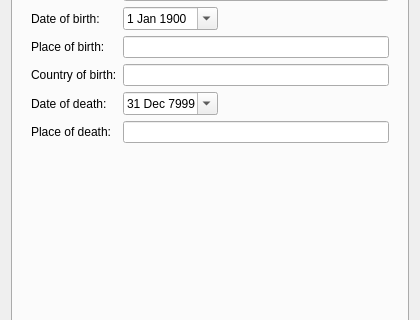
martinvanzijl/genealogy-maker, file gui/dialogpersondetails.ui: the form before one commit; both pictures show x 0 to 420 and y 132 to 452 of the 420 by 560 pixel window.
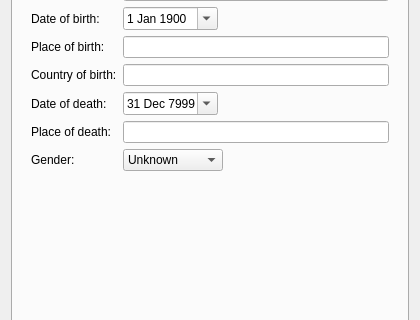
The form after the commit.

Commit message: Add gender to person details window.

Diff of the .ui file:
```diff
--- a/gui/dialogpersondetails.ui
+++ b/gui/dialogpersondetails.ui
@@ -162,6 +162,47 @@
           <item row="1" column="1">
            <widget class="QLineEdit" name="lineEditLastName"/>
           </item>
+          <item row="8" column="0">
+           <widget class="QLabel" name="labelGender">
+            <property name="text">
+             <string>Gender:</string>
+            </property>
+           </widget>
+          </item>
+          <item row="8" column="1">
+           <widget class="QComboBox" name="comboBoxGender">
+            <property name="sizePolicy">
+             <sizepolicy hsizetype="Preferred" vsizetype="Fixed">
+              <horstretch>0</horstretch>
+              <verstretch>0</verstretch>
+             </sizepolicy>
+            </property>
+            <property name="minimumSize">
+             <size>
+              <width>100</width>
+              <height>0</height>
+             </size>
+            </property>
+            <property name="currentIndex">
+             <number>2</number>
+            </property>
+            <item>
+             <property name="text">
+              <string>Male</string>
+             </property>
+            </item>
+            <item>
+             <property name="text">
+              <string>Female</string>
+             </property>
+            </item>
+            <item>
+             <property name="text">
+              <string>Unknown</string>
+             </property>
+            </item>
+           </widget>
+          </item>
          </layout>
         </widget>
        </item>
```
The commit also changes 1 other file.
